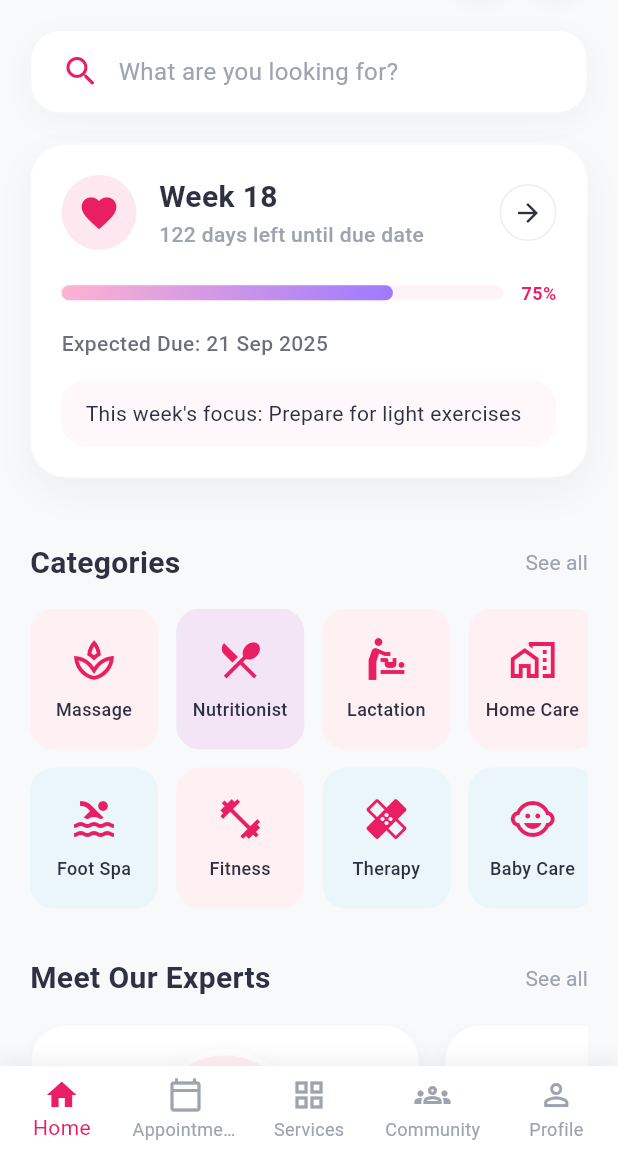
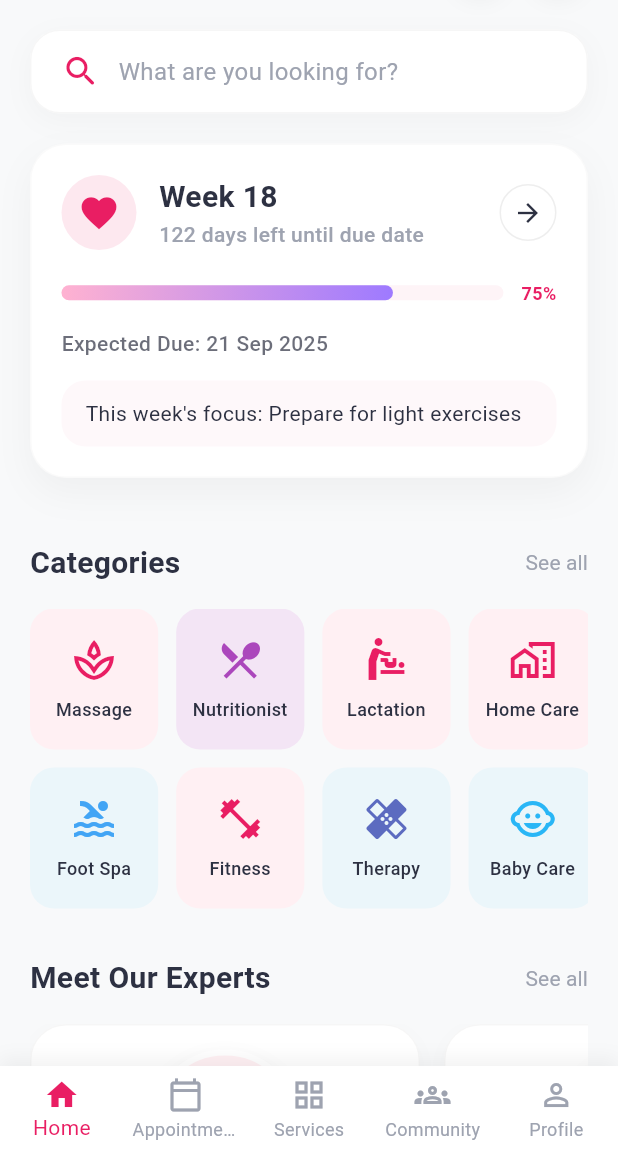
Before and after one commit to ibi865/pregnancy_app, a Flutter app: the screen it shows after launch, on a phone screen of 412 x 824 dp, the part 83-1236 px from its top. Run offline on Flutter 3.47's test engine with Material 3 defaults, Android fonts, the phone set to English and light mode, and no system bars; our stand-ins replace get; Roboto replaces fonts that are missing (Outfit).

Commit message:
change color icons

```diff
--- a/lib/view/home/widgets/home_categories.dart
+++ b/lib/view/home/widgets/home_categories.dart
@@ -10,14 +10,14 @@ class HomeCategories extends StatelessWidget {
   Widget build(BuildContext context) {
     // Data list mimicking the design
     final categories = [
-      {'icon': Icons.spa_outlined, 'label': 'massage'.tr, 'color': AppColors.pastelPink},
-      {'icon': Icons.pool_outlined, 'label': 'foot_spa'.tr, 'color': AppColors.pastelBlue},
-      {'icon': Icons.restaurant_menu_outlined, 'label': 'nutritionist'.tr, 'color': AppColors.pastelPurple},
-      {'icon': Icons.fitness_center_outlined, 'label': 'fitness'.tr, 'color': AppColors.pastelPink},
-      {'icon': Icons.baby_changing_station_outlined, 'label': 'lactation'.tr, 'color': AppColors.pastelPink},
-      {'icon': Icons.healing_outlined, 'label': 'therapy'.tr, 'color': AppColors.pastelBlue},
-      {'icon': Icons.home_work_outlined, 'label': 'home_care'.tr, 'color': AppColors.pastelPink},
-      {'icon': Icons.child_care_outlined, 'label': 'baby_care'.tr, 'color': AppColors.pastelBlue},
+      {'icon': Icons.spa_outlined, 'label': 'massage'.tr, 'color': AppColors.pastelPink, 'iconColor': AppColors.primaryColor},
+      {'icon': Icons.pool_outlined, 'label': 'foot_spa'.tr, 'color': AppColors.pastelBlue, 'iconColor': const Color(0xFF42A5F5)}, // Blue
+      {'icon': Icons.restaurant_menu_outlined, 'label': 'nutritionist'.tr, 'color': AppColors.pastelPurple, 'iconColor': const Color(0xFFAB47BC)}, // Purple
+      {'icon': Icons.fitness_center_outlined, 'label': 'fitness'.tr, 'color': AppColors.pastelPink, 'iconColor': AppColors.primaryColor},
+      {'icon': Icons.baby_changing_station_outlined, 'label': 'lactation'.tr, 'color': AppColors.pastelPink, 'iconColor': AppColors.primaryColor},
+      {'icon': Icons.healing_outlined, 'label': 'therapy'.tr, 'color': AppColors.pastelBlue, 'iconColor': const Color(0xFF5C6BC0)}, // Indigo
+      {'icon': Icons.home_work_outlined, 'label': 'home_care'.tr, 'color': AppColors.pastelPink, 'iconColor': AppColors.primaryColor},
+      {'icon': Icons.child_care_outlined, 'label': 'baby_care'.tr, 'color': AppColors.pastelBlue, 'iconColor': const Color(0xFF29B6F6)}, // Light Blue
     ];
 
     return Column(
@@ -90,7 +90,7 @@ class HomeCategories extends StatelessWidget {
         children: [
           Icon(
             category['icon'],
-            color: AppColors.primaryColor, // Using primary pink/red for icons as per common design
+            color: category['iconColor'],
             size: 32,
           ),
           const SizedBox(height: 8),
```
